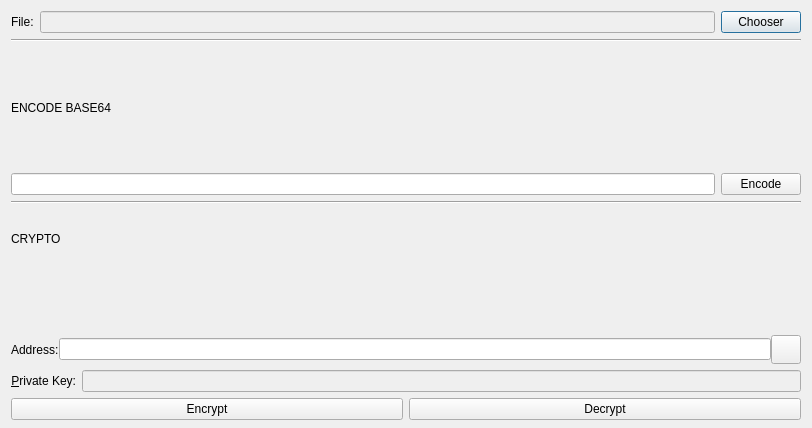
This is src/qt/forms/encryptdecryptdialog.ui in mceme/ImageCoin as Qt 5 draws it before an edit. The edited form follows.
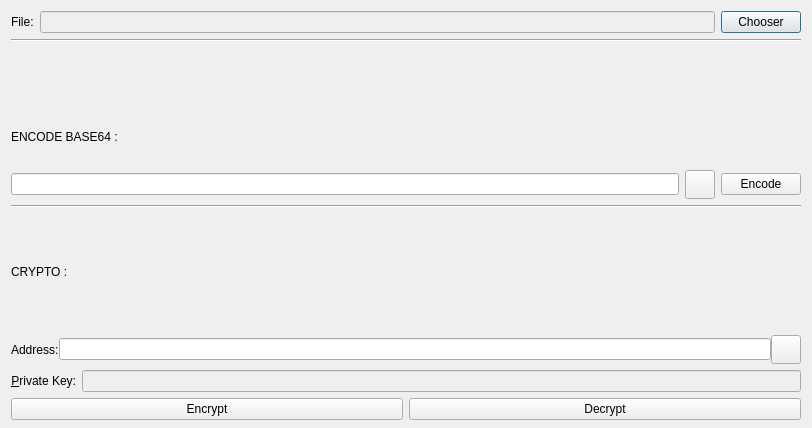
This is the edited form. Custom widgets are drawn as their Qt base class.

What changed in the file:
```diff
--- a/src/qt/forms/encryptdecryptdialog.ui
+++ b/src/qt/forms/encryptdecryptdialog.ui
@@ -56,11 +56,21 @@
     </widget>
    </item>
    <item>
-    <layout class="QHBoxLayout" name="horizontalLayout_3">
+    <layout class="QVBoxLayout" name="verticalLayout_2">
+     <item>
+      <widget class="QLabel" name="MessageBox">
+       <property name="styleSheet">
+        <string notr="true">color:rgb(255, 101, 96)</string>
+       </property>
+       <property name="text">
+        <string/>
+       </property>
+      </widget>
+     </item>
      <item>
       <widget class="QLabel" name="label">
        <property name="text">
-        <string>ENCODE BASE64</string>
+        <string>ENCODE BASE64 :</string>
        </property>
       </widget>
      </item>
@@ -79,6 +89,25 @@
         <property name="toolTip">
         <string>Base64 Encoded String</string>
        </property>
+       <property name="readOnly">
+        <bool>true</bool>
+       </property>
+      </widget>
+     </item>
+     <item>
+      <widget class="QToolButton" name="copyEncodedButton">
+       <property name="toolTip">
+        <string>Copy encoded base 64 string</string>
+       </property>
+       <property name="text">
+        <string/>
+       </property>
+       <property name="iconSize">
+        <size>
+         <width>22</width>
+         <height>22</height>
+        </size>
+       </property>
       </widget>
      </item>
      <item>
@@ -102,14 +131,7 @@
      <item>
       <widget class="QLabel" name="copyright">
        <property name="text">
-        <string>CRYPTO</string>
-       </property>
-      </widget>
-     </item>
-     <item>
-      <widget class="QLabel" name="MessageBox">
-       <property name="text">
-        <string/>
+        <string>CRYPTO :</string>
        </property>
       </widget>
      </item>
```
Left out of the diff: 8 changed lines with no effect on the pictures.
